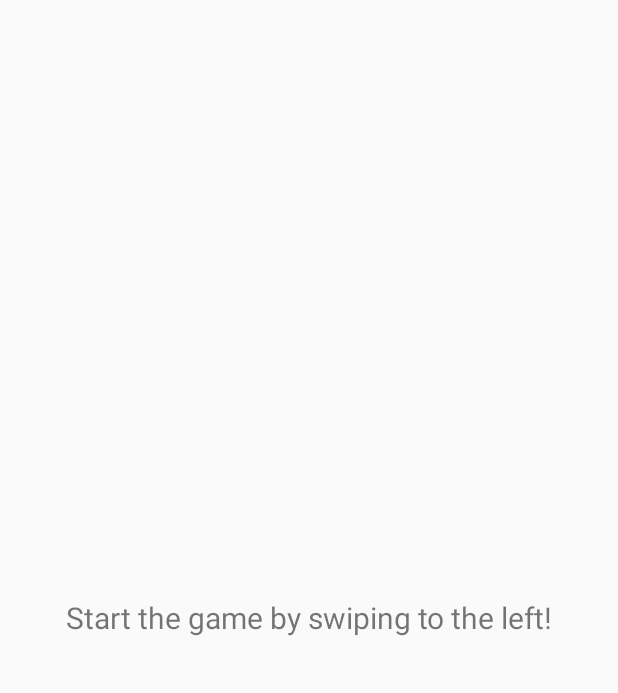
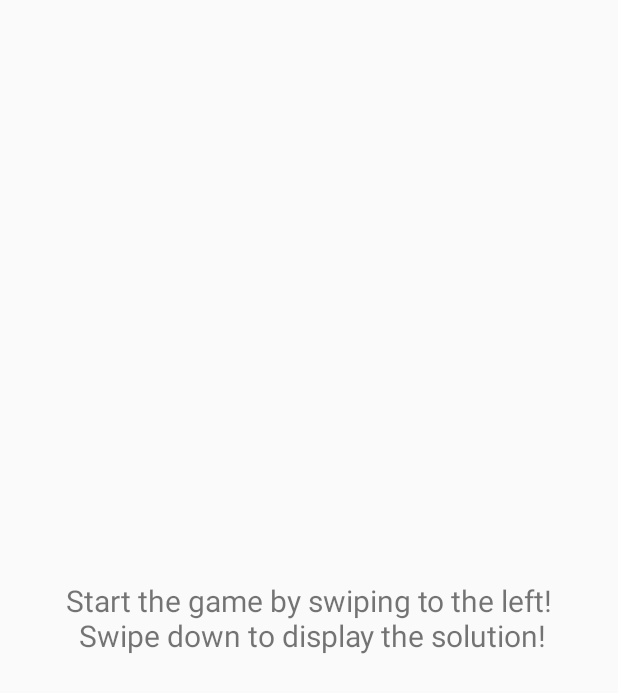
Before and after one commit to MapManagement/MapApp, an Android app: the layout activity_game.xml on its own in the app's theme, with its tools: preview values and no code run, on a phone screen of 412 x 824 dp. Shown: the top 693 px of the screen. Run offline under Robolectric (Android 15) with nearby library versions, the phone set to English and light mode, and no system bars; network calls fail.

Commit message:
added functions for restarting and leaving the game

```diff
--- a/app/src/main/res/layout/activity_game.xml
+++ b/app/src/main/res/layout/activity_game.xml
@@ -18,8 +18,7 @@
             app:layout_constraintBottom_toTopOf="@id/leave_button"
             app:layout_constraintStart_toStartOf="parent"
             app:layout_constraintEnd_toEndOf="parent"
-            app:layout_constraintTop_toBottomOf="@id/restart_button"/>
-
+            app:layout_constraintTop_toTopOf="parent"/>
 
 
     <Button
@@ -28,13 +27,12 @@
             android:layout_height="75dp"
             android:layout_width="0dp"
             android:visibility="gone"
-            android:background="@color/colorPrimaryDark"
+            android:background="@color/colorPrimary"
             android:textColor="@color/white"
 
-            app:layout_constraintTop_toTopOf="parent"
+            app:layout_constraintBottom_toBottomOf="parent"
             app:layout_constraintStart_toStartOf="parent"
-            app:layout_constraintEnd_toEndOf="parent"/>
-
+            app:layout_constraintEnd_toStartOf="@id/leave_button"/>
     <Button
             android:id="@+id/leave_button"
             android:text="@string/leave"
@@ -45,7 +43,7 @@
             android:textColor="@color/white"
 
             app:layout_constraintBottom_toBottomOf="parent"
-            app:layout_constraintStart_toStartOf="parent"
+            app:layout_constraintStart_toEndOf="@id/restart_button"
             app:layout_constraintEnd_toEndOf="parent"/>
 
 
--- a/app/src/main/res/values/strings.xml
+++ b/app/src/main/res/values/strings.xml
@@ -1,11 +1,11 @@
 <resources>
     <!--general Information-->
-    <string name="app_name">LearningBySwiping</string>
+    <string name="app_name">SwipeToStudy</string>
 
     <!--GameActivity-->
     <string name="last">Last</string>
     <string name="next">Next</string>
-    <string name="title">Start the game by swiping to the left!</string>
+    <string name="title">Start the game by swiping to the left!\n Swipe down to display the solution!</string>
     <string name="start">Start!</string>
     <string name="solution">Solution</string>
     <string name="restart">Restart</string>
```
Also changed, not shown: app/src/main/java/com/example/mapapp/GameActivity.kt (+17 -2 lines).
